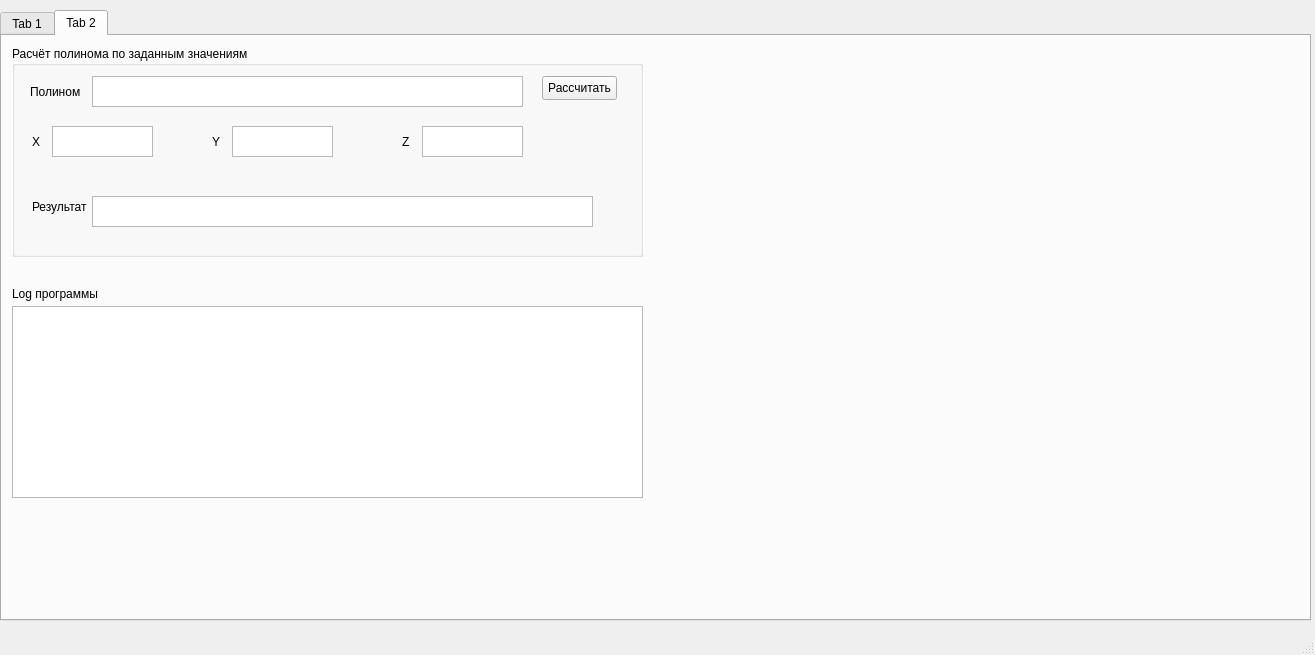
First picture: the form in ErmolaevDA/02_lab_tables/samples/qt/mainwindow.ui, repository valentina-kustikova/mp2-practice, before the edit.
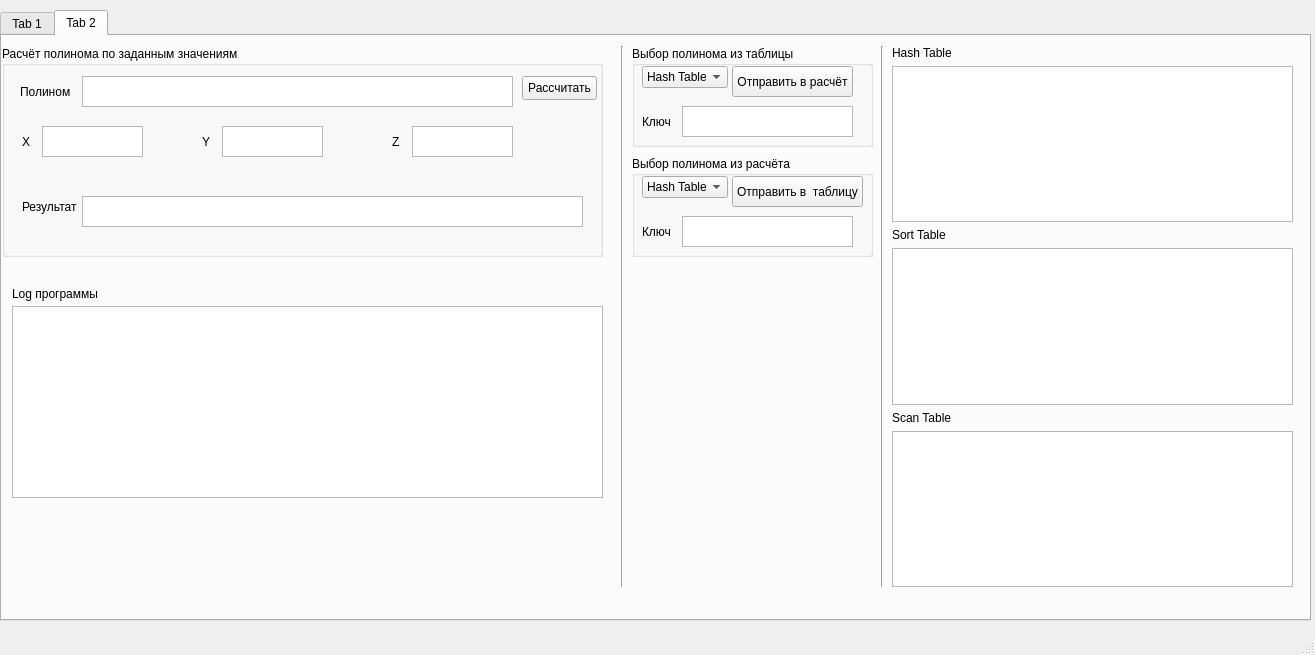
Second picture: the form after the edit. The open tabs and pages were chosen to show the change.

```diff
--- a/ErmolaevDA/02_lab_tables/samples/qt/mainwindow.ui
+++ b/ErmolaevDA/02_lab_tables/samples/qt/mainwindow.ui
@@ -570,9 +570,9 @@
      <widget class="QGroupBox" name="groupBox">
       <property name="geometry">
        <rect>
-        <x>10</x>
+        <x>0</x>
         <y>10</y>
-        <width>631</width>
+        <width>601</width>
         <height>211</height>
        </rect>
       </property>
@@ -621,7 +621,7 @@
       <widget class="QPushButton" name="pushButton_8">
        <property name="geometry">
         <rect>
-         <x>530</x>
+         <x>520</x>
          <y>30</y>
          <width>75</width>
          <height>24</height>
@@ -713,7 +713,7 @@
        <rect>
         <x>10</x>
         <y>270</y>
-        <width>631</width>
+        <width>591</width>
         <height>192</height>
        </rect>
       </property>
@@ -731,6 +731,245 @@
        <string>Log программы</string>
       </property>
      </widget>
+     <widget class="QWidget" name="layoutWidget_5">
+      <property name="geometry">
+       <rect>
+        <x>890</x>
+        <y>10</y>
+        <width>401</width>
+        <height>541</height>
+       </rect>
+      </property>
+      <layout class="QVBoxLayout" name="verticalLayout_3">
+       <item>
+        <widget class="QLabel" name="label_22">
+         <property name="text">
+          <string>Hash Table</string>
+         </property>
+        </widget>
+       </item>
+       <item>
+        <widget class="QTextBrowser" name="textBrowser_10"/>
+       </item>
+       <item>
+        <widget class="QLabel" name="label_23">
+         <property name="text">
+          <string>Sort Table</string>
+         </property>
+        </widget>
+       </item>
+       <item>
+        <widget class="QTextBrowser" name="textBrowser_11"/>
+       </item>
+       <item>
+        <widget class="QLabel" name="label_24">
+         <property name="text">
+          <string>Scan Table</string>
+         </property>
+        </widget>
+       </item>
+       <item>
+        <widget class="QTextBrowser" name="textBrowser_12"/>
+       </item>
+      </layout>
+     </widget>
+     <widget class="Line" name="line">
+      <property name="geometry">
+       <rect>
+        <x>870</x>
+        <y>10</y>
+        <width>20</width>
+        <height>541</height>
+       </rect>
+      </property>
+      <property name="orientation">
+       <enum>Qt::Vertical</enum>
+      </property>
+     </widget>
+     <widget class="Line" name="line_6">
+      <property name="geometry">
+       <rect>
+        <x>610</x>
+        <y>10</y>
+        <width>20</width>
+        <height>541</height>
+       </rect>
+      </property>
+      <property name="orientation">
+       <enum>Qt::Vertical</enum>
+      </property>
+     </widget>
+     <widget class="QGroupBox" name="groupBox_2">
+      <property name="geometry">
+       <rect>
+        <x>630</x>
+        <y>10</y>
+        <width>241</width>
+        <height>101</height>
+       </rect>
+      </property>
+      <property name="title">
+       <string>Выбор полинома из таблицы</string>
+      </property>
+      <widget class="QComboBox" name="comboBox_5">
+       <property name="geometry">
+        <rect>
+         <x>10</x>
+         <y>20</y>
+         <width>86</width>
+         <height>22</height>
+        </rect>
+       </property>
+       <property name="toolTip">
+        <string>&lt;html&gt;&lt;head/&gt;&lt;body&gt;&lt;p&gt;Выбор в какую таблицу&lt;br/&gt;будет добавлен Полином.&lt;/p&gt;&lt;/body&gt;&lt;/html&gt;</string>
+       </property>
+       <item>
+        <property name="text">
+         <string>Hash Table</string>
+        </property>
+       </item>
+       <item>
+        <property name="text">
+         <string>Sort Table</string>
+        </property>
+       </item>
+       <item>
+        <property name="text">
+         <string>Scan Table</string>
+        </property>
+       </item>
+      </widget>
+      <widget class="QPushButton" name="pushButton_15">
+       <property name="geometry">
+        <rect>
+         <x>100</x>
+         <y>20</y>
+         <width>121</width>
+         <height>31</height>
+        </rect>
+       </property>
+       <property name="toolTip">
+        <string>&lt;html&gt;&lt;head/&gt;&lt;body&gt;&lt;p&gt;Добавит полином &lt;br/&gt;в выбранную таблицу &lt;br/&gt;(справа)&lt;/p&gt;&lt;/body&gt;&lt;/html&gt;</string>
+       </property>
+       <property name="whatsThis">
+        <string>&lt;html&gt;&lt;head/&gt;&lt;body&gt;&lt;p&gt;&lt;br/&gt;&lt;/p&gt;&lt;/body&gt;&lt;/html&gt;</string>
+       </property>
+       <property name="text">
+        <string>Отправить в расчёт</string>
+       </property>
+      </widget>
+      <widget class="QLabel" name="label_25">
+       <property name="geometry">
+        <rect>
+         <x>10</x>
+         <y>60</y>
+         <width>91</width>
+         <height>31</height>
+        </rect>
+       </property>
+       <property name="text">
+        <string>Ключ</string>
+       </property>
+      </widget>
+      <widget class="QTextEdit" name="textEdit_11">
+       <property name="geometry">
+        <rect>
+         <x>50</x>
+         <y>60</y>
+         <width>171</width>
+         <height>31</height>
+        </rect>
+       </property>
+      </widget>
+     </widget>
+     <widget class="QGroupBox" name="groupBox_3">
+      <property name="geometry">
+       <rect>
+        <x>630</x>
+        <y>120</y>
+        <width>241</width>
+        <height>101</height>
+       </rect>
+      </property>
+      <property name="title">
+       <string>Выбор полинома из расчёта</string>
+      </property>
+      <widget class="QComboBox" name="comboBox_6">
+       <property name="geometry">
+        <rect>
+         <x>10</x>
+         <y>20</y>
+         <width>86</width>
+         <height>22</height>
+        </rect>
+       </property>
+       <property name="toolTip">
+        <string>&lt;html&gt;&lt;head/&gt;&lt;body&gt;&lt;p&gt;Выбор в какую таблицу&lt;br/&gt;будет добавлен Полином.&lt;/p&gt;&lt;/body&gt;&lt;/html&gt;</string>
+       </property>
+       <item>
+        <property name="text">
+         <string>Hash Table</string>
+        </property>
+       </item>
+       <item>
+        <property name="text">
+         <string>Sort Table</string>
+        </property>
+       </item>
+       <item>
+        <property name="text">
+         <string>Scan Table</string>
+        </property>
+       </item>
+       <item>
+        <property name="text">
+         <string>All Tables</string>
+        </property>
+       </item>
+      </widget>
+      <widget class="QPushButton" name="pushButton_16">
+       <property name="geometry">
+        <rect>
+         <x>100</x>
+         <y>20</y>
+         <width>131</width>
+         <height>31</height>
+        </rect>
+       </property>
+       <property name="toolTip">
+        <string>&lt;html&gt;&lt;head/&gt;&lt;body&gt;&lt;p&gt;Добавит полином &lt;br/&gt;в выбранную таблицу &lt;br/&gt;(справа)&lt;/p&gt;&lt;/body&gt;&lt;/html&gt;</string>
+       </property>
+       <property name="whatsThis">
+        <string>&lt;html&gt;&lt;head/&gt;&lt;body&gt;&lt;p&gt;&lt;br/&gt;&lt;/p&gt;&lt;/body&gt;&lt;/html&gt;</string>
+       </property>
+       <property name="text">
+        <string>Отправить в  таблицу</string>
+       </property>
+      </widget>
+      <widget class="QLabel" name="label_26">
+       <property name="geometry">
+        <rect>
+         <x>10</x>
+         <y>60</y>
+         <width>91</width>
+         <height>31</height>
+        </rect>
+       </property>
+       <property name="text">
+        <string>Ключ</string>
+       </property>
+      </widget>
+      <widget class="QTextEdit" name="textEdit_12">
+       <property name="geometry">
+        <rect>
+         <x>50</x>
+         <y>60</y>
+         <width>171</width>
+         <height>31</height>
+        </rect>
+       </property>
+      </widget>
+     </widget>
     </widget>
    </widget>
   </widget>
```
Left out of the diff: 23 changed lines with no effect on the pictures.
